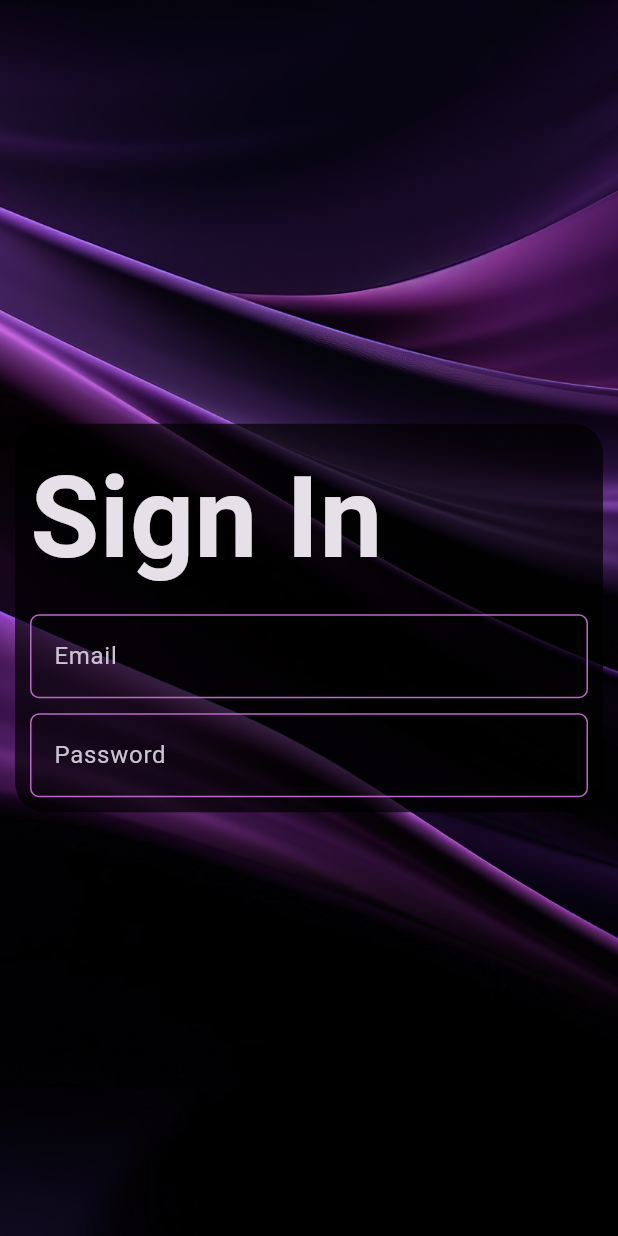
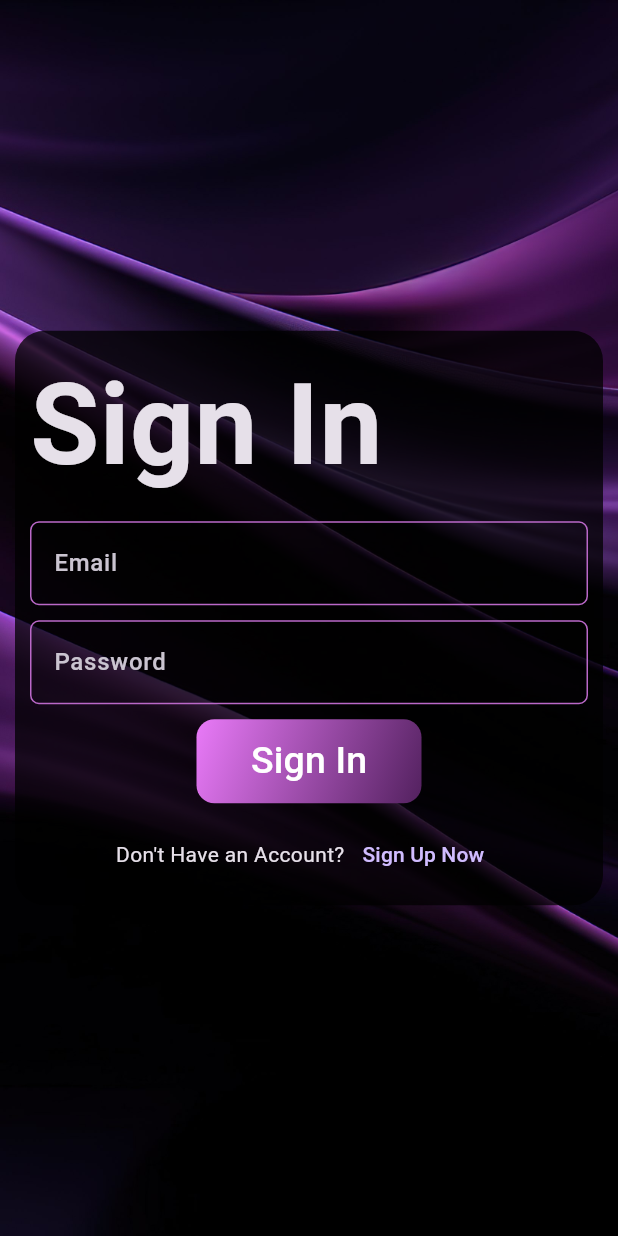
Before and after one commit to saefo97/course_third_app, a Flutter app: the screen it shows after launch, on a phone screen of 412 x 824 dp. Run offline on Flutter 3.47's test engine with Material 3 defaults, Android fonts, the light colour scheme and no system bars; Roboto replaces fonts that are missing (times).

Commit message:
First Commit

```diff
--- /dev/null
+++ b/lib/components/background_decoration.dart
@@ -0,0 +1,31 @@
+import 'package:course_third_app/components/custom_text_field.dart';
+import 'package:flutter/material.dart';
+
+import 'custom_button.dart';
+
+class BackgroundDecoration extends StatelessWidget {
+  final Widget child;
+  const BackgroundDecoration({super.key, required this.child});
+
+  @override
+  Widget build(BuildContext context) {
+    return Container(
+      decoration: BoxDecoration(
+        image: DecorationImage(image: AssetImage("assets/images/bg1.jpg",
+
+        ),
+        fit: .cover
+        ),
+      ),
+      child: Scaffold(
+
+        backgroundColor: Colors.transparent,
+    body: Padding(
+      padding: const EdgeInsets.all(10),
+      child: child,
+    ),
+
+      ),
+    );
+  }
+}
--- /dev/null
+++ b/lib/components/custom_button.dart
@@ -0,0 +1,37 @@
+import 'package:flutter/cupertino.dart';
+import 'package:flutter/material.dart';
+
+class CustomButton extends StatelessWidget {
+  final String label;
+ final void Function()? onPressed;
+  const CustomButton({super.key, required this.label, this.onPressed});
+
+  @override
+  Widget build(BuildContext context) {
+    return Center(
+      child: Container(
+        height: 56,
+        width: 150,
+        decoration: BoxDecoration(
+          borderRadius: BorderRadius.circular(12),
+          gradient: LinearGradient(colors: [
+            Color(0XFFE97AF8),
+            Color(0XFF53215F),
+
+
+          ],
+          begin: AlignmentGeometry.topLeft,
+            end: AlignmentGeometry.bottomRight,
+          )
+        ),
+        child: MaterialButton(onPressed: onPressed,
+          shape: RoundedRectangleBorder(
+            borderRadius: BorderRadiusGeometry.circular(12)
+          ),
+        child: Text(label,style: TextStyle(fontSize: 25,fontWeight: FontWeight.w500,fontFamily: 'times'),),
+
+        ),
+      ),
+    );
+  }
+}
--- a/lib/components/custom_text_field.dart
+++ b/lib/components/custom_text_field.dart
@@ -20,9 +20,11 @@ class _CustomTextFieldState extends State<CustomTextField> {
   @override
   Widget build(BuildContext context) {
     return TextFormField(
+
       obscureText: widget.isPassword! ? isHidden : false,
       validator: widget.validator,
       decoration: InputDecoration(
+        labelStyle: TextStyle(fontWeight: FontWeight.w500,fontFamily: 'times'),
         labelText: widget.labelText,
         enabledBorder: OutlineInputBorder(
           borderRadius: BorderRadius.circular(6),
@@ -32,6 +34,19 @@ class _CustomTextFieldState extends State<CustomTextField> {
           borderRadius: BorderRadius.circular(10),
           borderSide: BorderSide(color: Colors.purple.shade600, width: 3),
         ),
+
+
+
+        errorBorder: OutlineInputBorder(
+          borderRadius: BorderRadius.circular(6),
+          borderSide: BorderSide(color: Colors.red.shade300, width: 1),
+        ),
+        focusedErrorBorder: OutlineInputBorder(
+          borderRadius: BorderRadius.circular(10),
+          borderSide: BorderSide(color: Colors.red.shade600, width: 3),
+        ),
+
+
         suffixIcon: widget.isPassword!
             ? IconButton(
                 icon: Icon(isHidden ? Icons.visibility : Icons.visibility_off),
--- a/lib/main.dart
+++ b/lib/main.dart
@@ -1,5 +1,4 @@
-import 'package:course_third_app/components/custom_text_field.dart';
-import 'package:course_third_app/screens/welcome_screen.dart';
+import 'package:course_third_app/screens/signin_screen.dart';
 import 'package:flutter/material.dart';
 
 void main() {
@@ -15,7 +14,7 @@ class MyApp extends StatelessWidget {
       theme: ThemeData.dark(
         useMaterial3: true
       ),
-      home: WelcomeScreen(),
+      home: SignInScreen(),
     );
   }
 }
--- /dev/null
+++ b/lib/screens/signin_screen.dart
@@ -0,0 +1,81 @@
+
+import 'package:course_third_app/components/background_decoration.dart';
+import 'package:course_third_app/screens/signup_screen.dart';
+import 'package:flutter/material.dart';
+
+import '../components/custom_button.dart';
+import '../components/custom_text_field.dart';
+
+class SignInScreen extends StatelessWidget{
+
+  var _key = GlobalKey<FormState>();
+  signIn(){
+    if(_key.currentState!.validate()){
+
+    }
+  }
+
+  @override
+  Widget build(BuildContext context) {
+    return BackgroundDecoration(
+      child: Form(
+        key: _key,
+        child: Column(
+
+          mainAxisAlignment: MainAxisAlignment.center,
+          children: [
+            Container(padding: EdgeInsets.all(10),
+              decoration: BoxDecoration(
+                  borderRadius: BorderRadius.circular(20),
+                  color: Colors.black.withOpacity(0.75)
+              ),
+              child: Column(
+                mainAxisSize: MainAxisSize.min,
+                crossAxisAlignment: CrossAxisAlignment.start,
+                spacing: 10,
+                children: [
+                  Text("Sign In",style: TextStyle(
+
+                      fontFamily: 'times',
+                      fontSize: 75,fontWeight: FontWeight.bold),),
+                  CustomTextField(labelText: "Email",
+                  validator: (val) {
+                    if(val == null || val.isEmpty){
+                      return "Enter an Email";
+                    }
+                  },
+                  ),
+                  CustomTextField(labelText: "Password",
+                    validator: (val) {
+                      if(val == null || val.isEmpty){
+                        return "Enter a Password";
+                      }
+                    },
+                  ),
+                  CustomButton(label: "Sign In",
+                  onPressed: (){
+                    signIn();
+                  },
+                  ),
+                  Row(
+                    mainAxisAlignment: MainAxisAlignment.center,
+                    children: [
+                      Text("Don't Have an Account?",style: TextStyle(
+                        fontFamily: 'times'
+                      ),),
+                      TextButton(onPressed: (){
+                        Navigator.pushReplacement(context, MaterialPageRoute(builder: (context)=>SignUpScreen()));
+                      }, child: Text("Sign Up Now",style: TextStyle(
+                          fontFamily: 'times'
+                      ),))
+                    ],
+                  )
+                ],
+              ),
+            ),
+          ],
+        ),
+      ),
+    );
+  }
+}
--- a/lib/screens/welcome_screen.dart
+++ /dev/null
@@ -1,52 +0,0 @@
-import 'package:course_third_app/components/custom_text_field.dart';
-import 'package:flutter/material.dart';
-
-class WelcomeScreen extends StatelessWidget {
-  const WelcomeScreen({super.key});
-
-  @override
-  Widget build(BuildContext context) {
-    return Container(
-      decoration: BoxDecoration(
-        image: DecorationImage(image: AssetImage("assets/images/bg1.jpg",
-
-        ),
-        fit: .cover
-        ),
-      ),
-      child: Scaffold(
-
-        backgroundColor: Colors.transparent,
-    body: Padding(
-      padding: const EdgeInsets.all(10),
-      child: Column(
-
-        mainAxisAlignment: MainAxisAlignment.center,
-        children: [
-          Container(padding: EdgeInsets.all(10),
-            decoration: BoxDecoration(
-              borderRadius: BorderRadius.circular(20),
-              color: Colors.black.withOpacity(0.7)
-            ),
-            child: Column(
-              mainAxisSize: MainAxisSize.min,
-              crossAxisAlignment: CrossAxisAlignment.start,
-              spacing: 10,
-              children: [
-                Text("Sign In",style: TextStyle(
-
-                    fontFamily: 'times',
-                    fontSize: 75,fontWeight: FontWeight.bold),),
-                CustomTextField(labelText: "Email",),
-                CustomTextField(labelText: "Password",),
-              ],
-            ),
-          ),
-        ],
-      ),
-    ),
-
-      ),
-    );
-  }
-}
```
Also changed, not shown: lib/screens/signup_screen.dart (added, +53 -0 lines).
